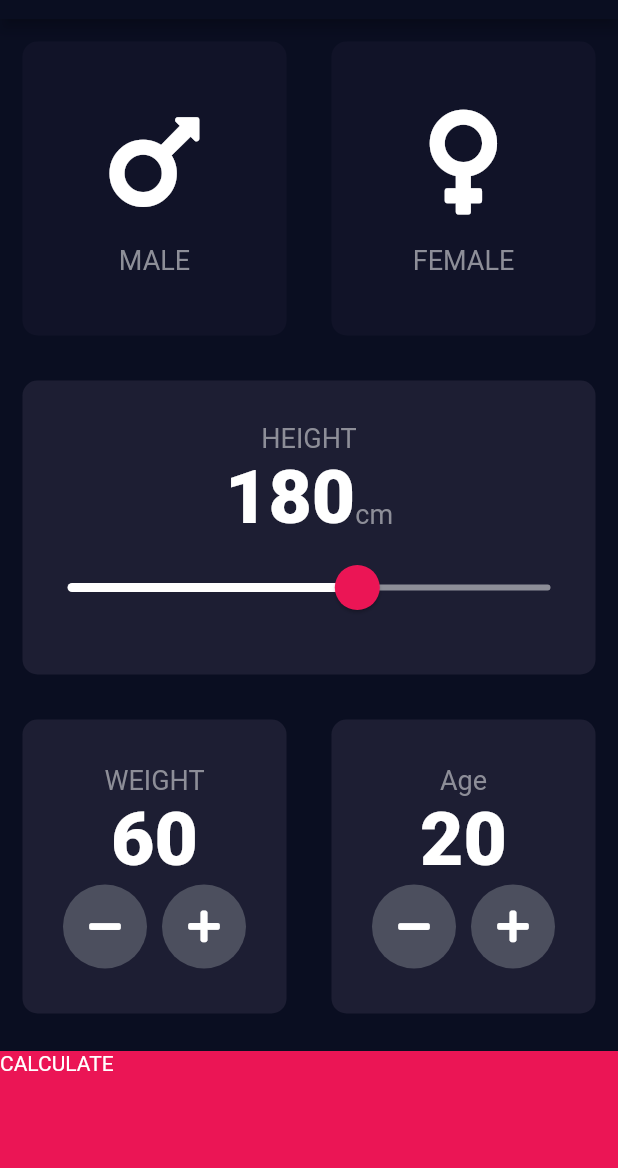
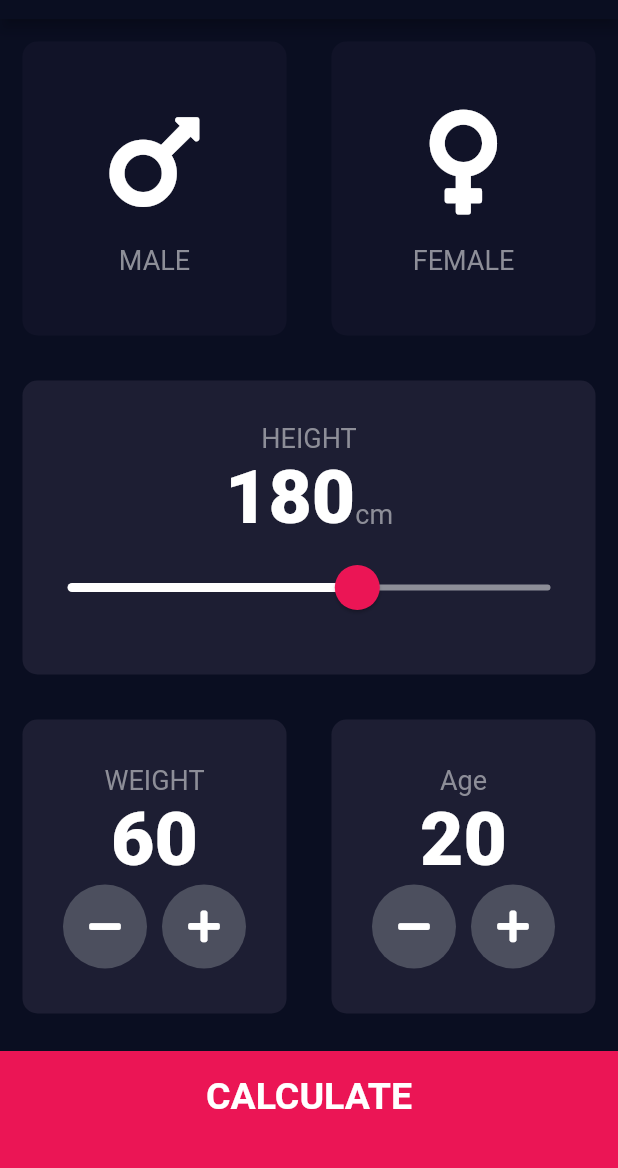
Before and after one commit to K-Kaustubh/BMI_CAL, a Flutter app: the screen it shows after launch, on a phone screen of 412 x 824 dp, the part 65-1233 px from its top. Run offline on Flutter 3.47's test engine with Material 2 defaults, Android fonts, the phone set to English and light mode, and no system bars; our stand-ins replace font_awesome_flutter.

Commit message:
Finished Version

```diff
--- /dev/null
+++ b/lib/components/bottom_button.dart
@@ -0,0 +1,29 @@
+import 'package:flutter/material.dart';
+import '../constants.dart';
+
+class BottomButton extends StatelessWidget {
+  BottomButton({@required this.onTap, @required this.buttonTitle});
+
+  final Function onTap;
+  final String buttonTitle;
+
+  @override
+  Widget build(BuildContext context) {
+    return GestureDetector(
+      onTap: onTap,
+      child: Container(
+        child: Center(
+          child: Text(
+            buttonTitle,
+            style: kLargeButtonTextStyle,
+          ),
+        ),
+        color: kBottomContainerColor,
+        margin: EdgeInsets.only(top: 10.0),
+        padding: EdgeInsets.only(bottom: 20.0),
+        width: double.infinity,
+        height: kBottomContainerHeight,
+      ),
+    );
+  }
+}
--- a/lib/icon_content.dart
+++ b/lib/components/icon_content.dart
@@ -1,6 +1,5 @@
 import 'package:flutter/material.dart';
-import 'constants.dart';
-
+import '../constants.dart';
 
 class IconContent extends StatelessWidget {
   IconContent({this.icon, this.label});
--- /dev/null
+++ b/lib/components/pallete.dart
@@ -0,0 +1,20 @@
+//palette.dart
+import 'package:flutter/material.dart';
+
+class Palette {
+  static const MaterialColor pcolor = const MaterialColor(
+    0xff0a0e21, // 0% comes in here, this will be color picked if no shade is selected when defining a Color property which doesn’t require a swatch.
+    const <int, Color>{
+      50: const Color(0xff090d1e), //10%
+      100: const Color(0xff080b1a), //20%
+      200: const Color(0xff070a17), //30%
+      300: const Color(0xff060814), //40%
+      400: const Color(0xff050711), //50%
+      500: const Color(0xff04060d), //60%
+      600: const Color(0xff03040a), //70%
+      700: const Color(0xff020307), //80%
+      800: const Color(0xff010103), //90%
+      900: const Color(0xff000000), //100%
+    },
+  );
+} // you can define define int 500 as the default shade and add your lighter tints above and darker tints below.
--- /dev/null
+++ b/lib/components/round_icon_button.dart
@@ -0,0 +1,23 @@
+import 'package:flutter/material.dart';
+
+class RoundIconButton extends StatelessWidget {
+  RoundIconButton({@required this.icon, @required this.onPressed});
+
+  final IconData icon;
+  final Function onPressed;
+
+  @override
+  Widget build(BuildContext context) {
+    return RawMaterialButton(
+      child: Icon(icon),
+      onPressed: onPressed,
+      elevation: 0.0,
+      constraints: BoxConstraints.tightFor(
+        width: 56.0,
+        height: 56.0,
+      ),
+      shape: CircleBorder(),
+      fillColor: Color(0xff4c4f5e),
+    );
+  }
+}
--- a/lib/main.dart
+++ b/lib/main.dart
@@ -1,6 +1,6 @@
 import 'package:flutter/material.dart';
-import 'pallete.dart';
-import 'input_page.dart';
+import 'components/pallete.dart';
+import 'screens/input_page.dart';
 
 
 void main() => runApp(BMICalculator());
--- a/lib/pallete.dart
+++ /dev/null
@@ -1,19 +0,0 @@
-//palette.dart
-import 'package:flutter/material.dart';
-class Palette {
-  static const MaterialColor pcolor = const MaterialColor(
-    0xff0a0e21, // 0% comes in here, this will be color picked if no shade is selected when defining a Color property which doesn’t require a swatch.
-    const <int, Color>{
-      50: const Color(0xff090d1e ),//10%
-      100: const Color(0xff080b1a),//20%
-      200: const Color(0xff070a17),//30%
-      300: const Color(0xff060814),//40%
-      400: const Color(0xff050711),//50%
-      500: const Color(0xff04060d),//60%
-      600: const Color(0xff03040a),//70%
-      700: const Color(0xff020307),//80%
-      800: const Color(0xff010103),//90%
-      900: const Color(0xff000000),//100%
-    },
-  );
-} // you can define define int 500 as the default shade and add your lighter tints above and darker tints below.
--- a/lib/input_page.dart
+++ b/lib/screens/input_page.dart
@@ -1,10 +1,12 @@
-import 'package:bmi_calculator/results_page.dart';
+import 'package:bmi_calculator/components/reusable_card.dart';
 import 'package:flutter/material.dart';
-import 'icon_content.dart';
-import 'reusable_card.dart';
+import '../components/icon_content.dart';
+import 'package:bmi_calculator/screens/results_page.dart';
 import 'package:font_awesome_flutter/font_awesome_flutter.dart';
-import 'constants.dart';
-import 'results_page.dart';
+import '../constants.dart';
+import 'package:bmi_calculator/calculate_bmi.dart';
+import '../components/bottom_button.dart';
+import '../components/round_icon_button.dart';
 
 enum Gender {
   male,
@@ -226,42 +228,26 @@ class _InputPageState extends State<InputPage> {
               ),
             ],
           )),
-          GestureDetector(
-            onTap: (){
-              Navigator.push(context, MaterialPageRoute(builder: (context) => ResultsPage()));
+          BottomButton(
+            buttonTitle: "CALCULATE",
+            onTap: () {
+              CalculateBrain calc =
+                  CalculateBrain(height: height, weight: weight);
+
+              Navigator.push(
+                context,
+                MaterialPageRoute(
+                  builder: (context) => ResultsPage(
+                    bmiResult: calc.calculateBMI(),
+                    resultText: calc.getResult(),
+                    interpretation: calc.getInterpretation(),
+                  ),
+                ),
+              );
             },
-            child: Container(
-              child: Text("CALCULATE"),
-              color: kBottomContainerColor,
-              margin: EdgeInsets.only(top: 10.0),
-              width: double.infinity,
-              height: kBottomContainerHeight,
-            ),
           ),
         ],
       ),
     );
   }
 }
-
-class RoundIconButton extends StatelessWidget {
-  RoundIconButton({@required this.icon, @required this.onPressed});
-
-  final IconData icon;
-  final Function onPressed;
-
-  @override
-  Widget build(BuildContext context) {
-    return RawMaterialButton(
-      child: Icon(icon),
-      onPressed: onPressed,
-      elevation: 0.0,
-      constraints: BoxConstraints.tightFor(
-        width: 56.0,
-        height: 56.0,
-      ),
-      shape: CircleBorder(),
-      fillColor: Color(0xff4c4f5e),
-    );
-  }
-}
```
Also changed, not shown: lib/calculate_bmi.dart (added, +35 -0 lines), lib/constants.dart (+27 -2 lines), lib/results_page.dart (deleted, +0 -16 lines), lib/screens/results_page.dart (added, +70 -0 lines), lib/components/reusable_card.dart (renamed from lib/reusable_card.dart).
